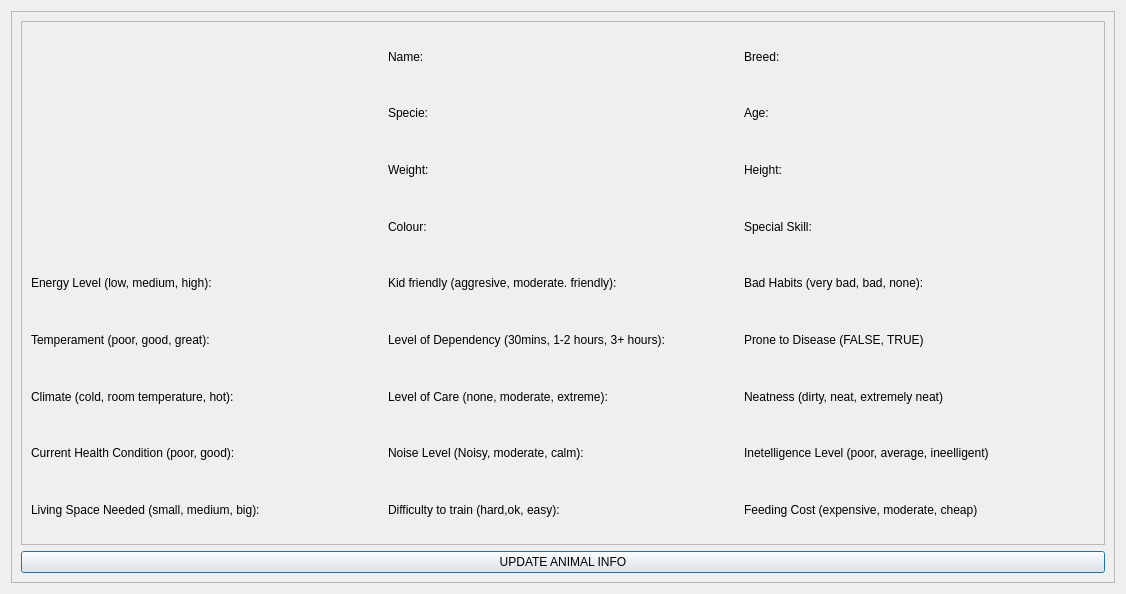
ducongo/comp3004winter2019, file cuac/viewanimaldialog.ui: the form before one commit.
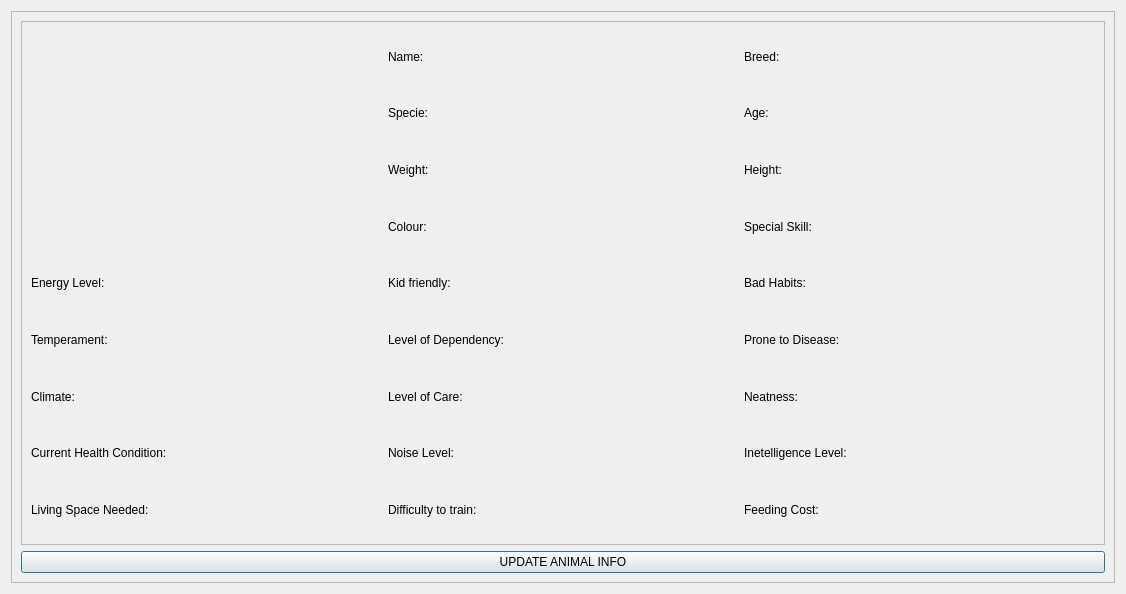
The form after the commit.

The edit to the form file:
```diff
--- a/cuac/viewanimaldialog.ui
+++ b/cuac/viewanimaldialog.ui
@@ -47,21 +47,21 @@
            <item row="21" column="3">
             <widget class="QLabel" name="feeding_cost">
              <property name="text">
-              <string>Feeding Cost (expensive, moderate, cheap)</string>
+              <string>Feeding Cost: </string>
              </property>
             </widget>
            </item>
            <item row="12" column="3">
             <widget class="QLabel" name="bad_habits">
              <property name="text">
-              <string>Bad Habits (very bad, bad, none):</string>
+              <string>Bad Habits: </string>
              </property>
             </widget>
            </item>
            <item row="20" column="3">
             <widget class="QLabel" name="intelligence_level">
              <property name="text">
-              <string>Inetelligence Level (poor, average, ineelligent)</string>
+              <string>Inetelligence Level: </string>
              </property>
             </widget>
            </item>
@@ -75,14 +75,14 @@
            <item row="13" column="0">
             <widget class="QLabel" name="temperament">
              <property name="text">
-              <string>Temperament (poor, good, great):</string>
+              <string>Temperament: </string>
              </property>
             </widget>
            </item>
            <item row="21" column="2">
             <widget class="QLabel" name="difficulty_to_train">
              <property name="text">
-              <string>Difficulty to train (hard,ok, easy):</string>
+              <string>Difficulty to train: </string>
              </property>
             </widget>
            </item>
@@ -96,14 +96,14 @@
            <item row="20" column="0">
             <widget class="QLabel" name="current_health_condition">
              <property name="text">
-              <string>Current Health Condition (poor, good):</string>
+              <string>Current Health Condition: </string>
              </property>
             </widget>
            </item>
            <item row="18" column="0">
             <widget class="QLabel" name="climate">
              <property name="text">
-              <string>Climate (cold, room temperature, hot):</string>
+              <string>Climate: </string>
              </property>
             </widget>
            </item>
@@ -117,28 +117,28 @@
            <item row="12" column="2">
             <widget class="QLabel" name="kid_friendly">
              <property name="text">
-              <string>Kid friendly (aggresive, moderate. friendly):</string>
+              <string>Kid friendly: </string>
              </property>
             </widget>
            </item>
            <item row="18" column="3">
             <widget class="QLabel" name="neatness">
              <property name="text">
-              <string>Neatness (dirty, neat, extremely neat)</string>
+              <string>Neatness: </string>
              </property>
             </widget>
            </item>
            <item row="13" column="3">
             <widget class="QLabel" name="prone_to_disease">
              <property name="text">
-              <string>Prone to Disease (FALSE, TRUE)</string>
+              <string>Prone to Disease: </string>
              </property>
             </widget>
            </item>
            <item row="18" column="2">
             <widget class="QLabel" name="level_of_care_needed">
              <property name="text">
-              <string>Level of Care (none, moderate, extreme):</string>
+              <string>Level of Care: </string>
              </property>
             </widget>
            </item>
@@ -152,7 +152,7 @@
            <item row="20" column="2">
             <widget class="QLabel" name="noise_level">
              <property name="text">
-              <string>Noise Level (Noisy, moderate, calm):</string>
+              <string>Noise Level: </string>
              </property>
             </widget>
            </item>
@@ -169,7 +169,7 @@
            <item row="13" column="2">
             <widget class="QLabel" name="level_of_dependency">
              <property name="text">
-              <string>Level of Dependency (30mins, 1-2 hours, 3+ hours):</string>
+              <string>Level of Dependency: </string>
              </property>
             </widget>
            </item>
@@ -190,7 +190,7 @@
            <item row="12" column="0">
             <widget class="QLabel" name="energy_level">
              <property name="text">
-              <string>Energy Level (low, medium, high):</string>
+              <string>Energy Level: </string>
              </property>
             </widget>
            </item>
@@ -204,7 +204,7 @@
            <item row="21" column="0">
             <widget class="QLabel" name="living_space_needed">
              <property name="text">
-              <string>Living Space Needed (small, medium, big):</string>
+              <string>Living Space Needed: </string>
              </property>
             </widget>
            </item>
```
